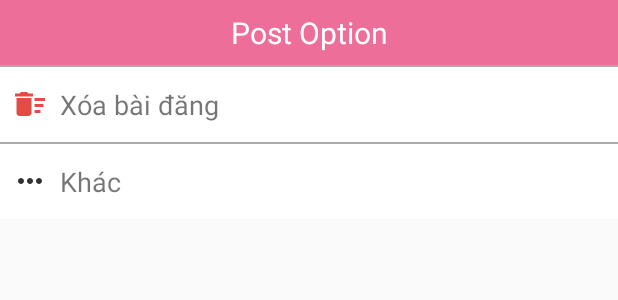
After one commit to trungduckq98/Intersection, an Android app: the layout post_option_bottom_sheet_dialog.xml on its own in the app's theme, with its tools: preview values and no code run, on a phone screen of 412 x 824 dp. The commit adds this screen. Shown: the top 300 px of the screen. Run offline under Robolectric (Android 15) with nearby library versions, the phone set to English and light mode, and no system bars.

Commit message:
21h23 23/3

```diff
--- a/app/src/main/java/com/deathmarch/intersection/view/MyPageActivity.java
+++ b/app/src/main/java/com/deathmarch/intersection/view/MyPageActivity.java
@@ -18,6 +18,7 @@ import android.view.View;
 import android.widget.LinearLayout;
 import android.widget.RelativeLayout;
 import android.widget.TextView;
+import android.widget.Toast;
 
 import com.bumptech.glide.Glide;
 import com.deathmarch.intersection.R;
@@ -27,6 +28,7 @@ import com.deathmarch.intersection.model.User;
 import com.deathmarch.intersection.model.UserInfo;
 import com.deathmarch.intersection.model.UserMain;
 import com.deathmarch.intersection.viewmodel.PostViewModel;
+import com.google.android.material.bottomsheet.BottomSheetDialog;
 import com.google.firebase.auth.FirebaseAuth;
 import com.google.firebase.database.DataSnapshot;
 import com.google.firebase.database.DatabaseError;
@@ -103,7 +105,7 @@ public class MyPageActivity extends AppCompatActivity {
         recyclerView.addItemDecoration(dividerItemDecoration);
 
         ArrayList<Post> arrayList = new ArrayList<>();
-        adapter = new PostAdapter(this, arrayList);
+        adapter = new PostAdapter(this, arrayList, recyclerView);
         recyclerView.setAdapter(adapter);
 
     }
@@ -195,4 +197,6 @@ public class MyPageActivity extends AppCompatActivity {
                 }
         );
     }
+
+
 }
--- /dev/null
+++ b/app/src/main/res/drawable/ic_delete_sweep_red_24dp.xml
@@ -0,0 +1,5 @@
+<vector android:alpha="0.8" android:height="24dp" android:tint="#DF1E17"
+    android:viewportHeight="24.0" android:viewportWidth="24.0"
+    android:width="24dp" xmlns:android="http://schemas.android.com/apk/res/android">
+    <path android:fillColor="#FF000000" android:pathData="M15,16h4v2h-4zM15,8h7v2h-7zM15,12h6v2h-6zM3,18c0,1.1 0.9,2 2,2h6c1.1,0 2,-0.9 2,-2L13,8L3,8v10zM14,5h-3l-1,-1L6,4L5,5L2,5v2h12z"/>
+</vector>
--- /dev/null
+++ b/app/src/main/res/drawable/ic_more_horiz_black_24dp.xml
@@ -0,0 +1,5 @@
+<vector android:alpha="0.8" android:height="24dp"
+    android:viewportHeight="24.0" android:viewportWidth="24.0"
+    android:width="24dp" xmlns:android="http://schemas.android.com/apk/res/android">
+    <path android:fillColor="#FF000000" android:pathData="M6,10c-1.1,0 -2,0.9 -2,2s0.9,2 2,2 2,-0.9 2,-2 -0.9,-2 -2,-2zM18,10c-1.1,0 -2,0.9 -2,2s0.9,2 2,2 2,-0.9 2,-2 -0.9,-2 -2,-2zM12,10c-1.1,0 -2,0.9 -2,2s0.9,2 2,2 2,-0.9 2,-2 -0.9,-2 -2,-2z"/>
+</vector>
--- /dev/null
+++ b/app/src/main/res/layout/post_option_bottom_sheet_dialog.xml
@@ -0,0 +1,59 @@
+<?xml version="1.0" encoding="utf-8"?>
+<LinearLayout
+    android:background="@color/colorWhite"
+    xmlns:android="http://schemas.android.com/apk/res/android"
+    android:orientation="vertical"
+    android:layout_width="match_parent"
+    android:layout_height="wrap_content">
+    <TextView
+        android:textColor="@color/colorWhite"
+        android:background="#ED6E99"
+        android:gravity="center"
+        android:layout_gravity="center"
+        android:padding="8dp"
+        android:textSize="20sp"
+        android:text="Post Option"
+        android:layout_width="match_parent"
+        android:layout_height="wrap_content"/>
+    <View
+        android:background="@android:color/darker_gray"
+        android:layout_width="match_parent"
+        android:layout_height="1dp"/>
+    <LinearLayout
+        android:id="@+id/delete_post"
+        android:orientation="vertical"
+        android:layout_width="match_parent"
+        android:layout_height="50dp">
+        <TextView
+
+            android:drawablePadding="8dp"
+            android:layout_marginStart="8dp"
+            android:gravity="center"
+            android:text="Xóa bài đăng"
+            android:textSize="18sp"
+            android:drawableStart="@drawable/ic_delete_sweep_red_24dp"
+            android:layout_width="wrap_content"
+            android:layout_height="50dp"/>
+    </LinearLayout>
+    <View
+        android:background="@android:color/darker_gray"
+        android:layout_width="match_parent"
+        android:layout_height="1dp"/>
+    <LinearLayout
+        android:layout_width="match_parent"
+        android:layout_height="50dp"
+        android:orientation="vertical">
+        <TextView
+            android:drawablePadding="8dp"
+            android:layout_marginStart="8dp"
+            android:gravity="center"
+            android:text="Khác"
+            android:textSize="18sp"
+            android:drawableStart="@drawable/ic_more_horiz_black_24dp"
+            android:layout_width="wrap_content"
+            android:layout_height="50dp"/>
+    </LinearLayout>
+
+
+
+</LinearLayout>
```
Also changed, not shown: app/src/main/java/com/deathmarch/intersection/adapter/PostAdapter.java (+78 -1 lines), app/src/main/java/com/deathmarch/intersection/repository/PostRepository.java (+7 -1 lines), app/src/main/java/com/deathmarch/intersection/view/PostDialogFragment.java (+28 -0 lines), app/src/main/res/layout/dialog_fragment_post.xml (+22 -8 lines), app/src/main/res/layout/item_post.xml (+23 -8 lines).
